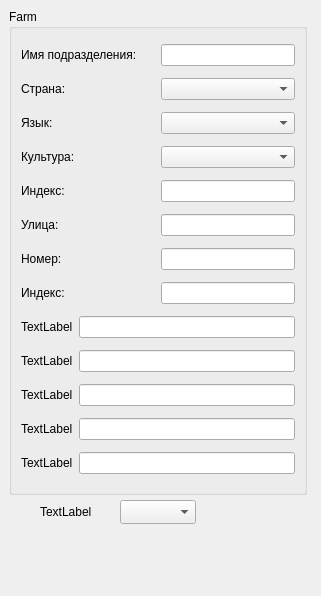
zanxi/qt_protowebclient, file FormsMenu/form_1_1.ui: the form before one commit.
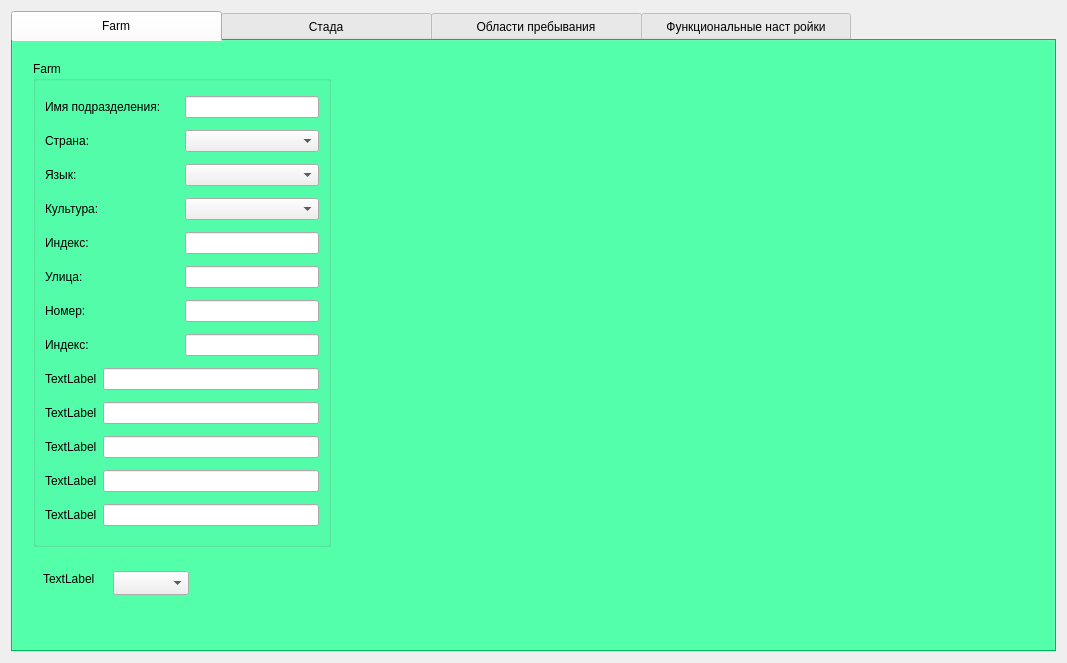
The form after the commit.

Commit message: ADD widget otel

Patch:
```diff
--- a/FormsMenu/form_1_1.ui
+++ b/FormsMenu/form_1_1.ui
@@ -6,18 +6,67 @@
    <rect>
     <x>0</x>
     <y>0</y>
-    <width>321</width>
-    <height>596</height>
+    <width>1067</width>
+    <height>663</height>
    </rect>
   </property>
   <property name="windowTitle">
    <string>Form</string>
   </property>
+  <layout class="QHBoxLayout" name="horizontalLayout_14">
+   <item>
+    <widget class="QTabWidget" name="tabWidget">
+     <property name="styleSheet">
+      <string notr="true">QTabWidget
+{
+   background-color:rgb(0,255,128);
+}
+
+QTabWidget:tab-bar
+{
+    alignment: center;
+}
+
+QTabBar:tab
+{
+   width: 210px;   
+   height: 30px;
+}
+
+QTabBar:selected
+{
+    background-color:rgb(0,255,128);
+    color.rgb(0,255,128);
+}
+
+
+QTabBar:tab:!selected
+{     
+    color.rgb(0,255,128);
+}
+
+
+QTabBar:tab:!selected:hover
+{ 
+    background-color:rgb(0,255,128);
+    color.rgb(255,255,255);
+}
+
+
+</string>
+     </property>
+     <property name="currentIndex">
+      <number>0</number>
+     </property>
+     <widget class="QWidget" name="tab">
+      <attribute name="title">
+       <string>Farm</string>
+      </attribute>
   <widget class="QGroupBox" name="groupBox_2">
    <property name="geometry">
     <rect>
-     <x>9</x>
-     <y>9</y>
+         <x>20</x>
+         <y>20</y>
      <width>298</width>
      <height>486</height>
     </rect>
@@ -248,8 +297,8 @@
   <widget class="QComboBox" name="comboBox">
    <property name="geometry">
     <rect>
-     <x>120</x>
-     <y>500</y>
+         <x>100</x>
+         <y>530</y>
      <width>76</width>
      <height>24</height>
     </rect>
@@ -258,8 +307,8 @@
   <widget class="QLabel" name="label_13">
    <property name="geometry">
     <rect>
-     <x>40</x>
-     <y>504</y>
+         <x>30</x>
+         <y>530</y>
      <width>58</width>
      <height>16</height>
     </rect>
@@ -268,6 +317,25 @@
     <string>TextLabel</string>
    </property>
   </widget>
+     </widget>
+     <widget class="QWidget" name="tab_2">
+      <attribute name="title">
+       <string>Стада</string>
+      </attribute>
+     </widget>
+     <widget class="QWidget" name="tab_3">
+      <attribute name="title">
+       <string>Области пребывания</string>
+      </attribute>
+     </widget>
+     <widget class="QWidget" name="tab_4">
+      <attribute name="title">
+       <string>Функциональные наст ройки</string>
+      </attribute>
+     </widget>
+    </widget>
+   </item>
+  </layout>
  </widget>
  <resources/>
  <connections/>
```
Lines whose indentation alone changed are shown as unchanged. The commit also changes 7 other files.
